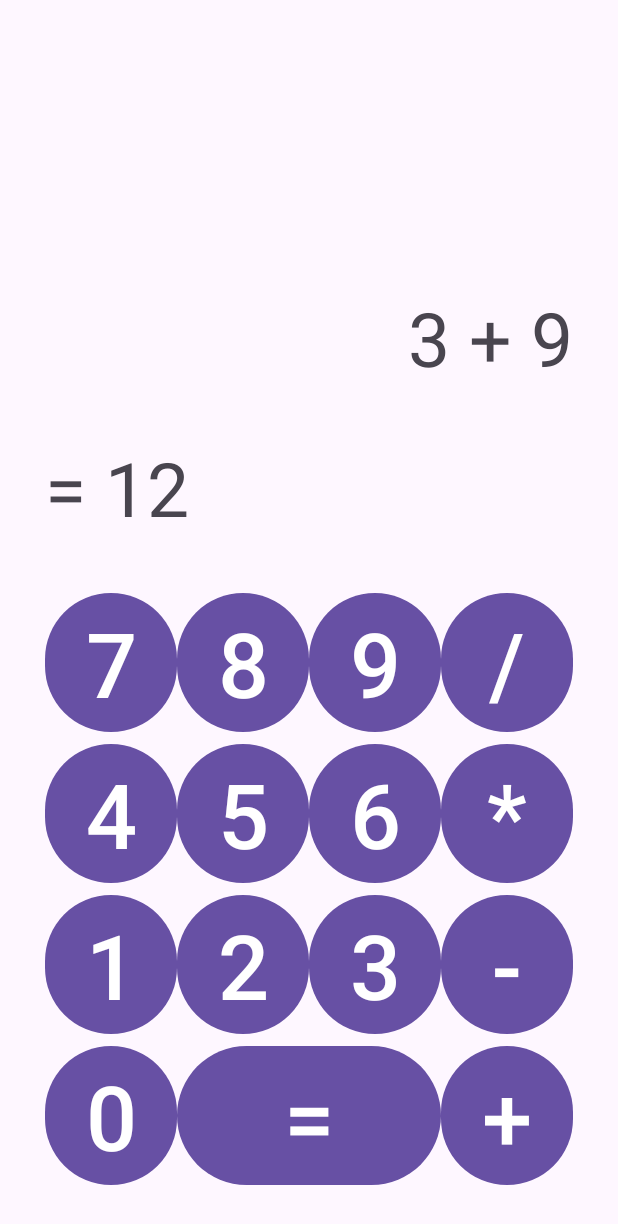
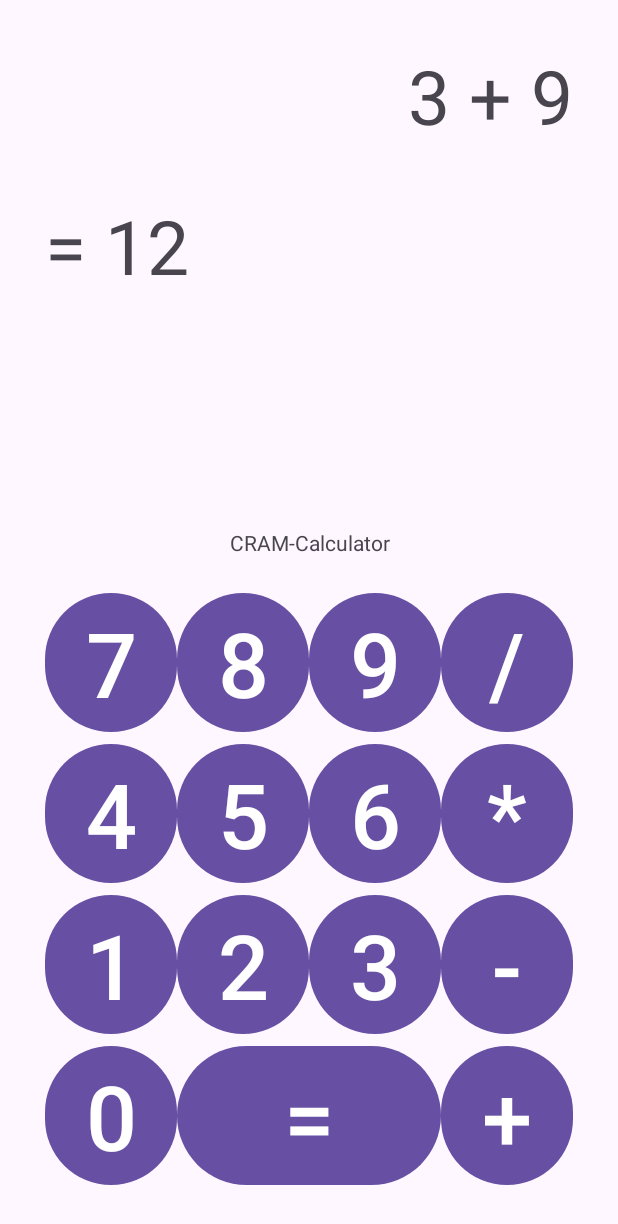
Before and after one commit to CharlsMikhail/PPDM-Practicas, an Android app: the screen it shows after launch (MainActivity), on a phone screen of 412 x 824 dp. Shown: the top 1224 px of the screen. Run offline under Robolectric (Android 15) with nearby library versions, the phone set to English and light mode, and no system bars.

Commit message:
update activity_main.xml, ordenamos, cambiamos de un linear a un relative layout.

```diff
--- a/PRACTICA 3/2_CalculadoraBasica/app/src/main/res/layout/activity_main.xml
+++ b/PRACTICA 3/2_CalculadoraBasica/app/src/main/res/layout/activity_main.xml
@@ -1,21 +1,21 @@
 <?xml version="1.0" encoding="utf-8"?>
-<LinearLayout
-    xmlns:android="http://schemas.android.com/apk/res/android"
+<RelativeLayout xmlns:android="http://schemas.android.com/apk/res/android"
     xmlns:tools="http://schemas.android.com/tools"
     android:id="@+id/main"
     android:layout_width="match_parent"
-    android:layout_height="wrap_content"
-    android:padding="30dp"
+    android:layout_height="match_parent"
     android:layout_gravity="bottom"
     android:orientation="vertical"
+    android:padding="30dp"
     tools:context=".MainActivity">
 
     <TextView
         android:id="@+id/txt_input"
         android:layout_width="match_parent"
         android:layout_height="100dp"
+        android:paddingBottom="30dp"
+        android:text="3 + 9"
         android:textAlignment="textEnd"
-        android:text="3 + 9"
         style="@style/TextEstilo" />
 
 
@@ -25,135 +25,147 @@
         android:layout_height="100dp"
         android:paddingBottom="30dp"
         android:text="= 12"
+        android:layout_below="@id/txt_input"
         style="@style/TextEstilo" />
+
+    <TextView
+        android:id="@+id/txt_name"
+        android:layout_width="match_parent"
+        android:layout_height="wrap_content"
+        android:paddingBottom="20dp"
+        android:text="CRAM-Calculator"
+        android:textAlignment="center"
+        android:layout_above="@id/gd_cal"/>
 
 
     <GridLayout
+        android:id="@+id/gd_cal"
         android:layout_width="match_parent"
         android:layout_height="wrap_content"
         android:columnCount="4"
-        android:rowCount="5">
+        android:rowCount="5"
+        android:layout_alignParentBottom="true">
 
         <Button
             android:id="@+id/btn_7"
+            style="@style/BotonEstilo"
             android:layout_width="wrap_content"
             android:layout_height="wrap_content"
             android:layout_gravity="center"
-            android:text="@string/btn_7"
-            style="@style/BotonEstilo" />
+            android:text="@string/btn_7" />
 
         <Button
             android:id="@+id/btn_8"
+            style="@style/BotonEstilo"
             android:layout_width="wrap_content"
             android:layout_height="wrap_content"
             android:layout_gravity="center"
-            android:text="@string/btn_8"
-            style="@style/BotonEstilo" />
+            android:text="@string/btn_8" />
 
         <Button
             android:id="@+id/btn_9"
+            style="@style/BotonEstilo"
             android:layout_width="wrap_content"
             android:layout_height="wrap_content"
             android:layout_gravity="center"
-            android:text="@string/btn_9"
-            style="@style/BotonEstilo" />
+            android:text="@string/btn_9" />
 
         <Button
             android:id="@+id/btn_div"
+            style="@style/BotonEstilo"
             android:layout_width="wrap_content"
             android:layout_height="wrap_content"
             android:layout_gravity="center"
-            android:text="@string/btn_divide"
-            style="@style/BotonEstilo" />
+            android:text="@string/btn_divide" />
 
         <Button
             android:id="@+id/btn_4"
+            style="@style/BotonEstilo"
             android:layout_width="wrap_content"
             android:layout_height="wrap_content"
             android:layout_gravity="center"
-            android:text="@string/btn_4"
-            style="@style/BotonEstilo" />
+            android:text="@string/btn_4" />
 
         <Button
             android:id="@+id/btn_5"
+            style="@style/BotonEstilo"
             android:layout_width="wrap_content"
             android:layout_height="wrap_content"
             android:layout_gravity="center"
-            android:text="@string/btn_5"
-            style="@style/BotonEstilo" />
+            android:text="@string/btn_5" />
 
         <Button
             android:id="@+id/btn_6"
+            style="@style/BotonEstilo"
             android:layout_width="wrap_content"
             android:layout_height="wrap_content"
             android:layout_gravity="center"
-            android:text="@string/btn_6"
-            style="@style/BotonEstilo" />
+            android:text="@string/btn_6" />
 
         <Button
             android:id="@+id/btn_mul"
+            style="@style/BotonEstilo"
             android:layout_width="wrap_content"
             android:layout_height="wrap_content"
             android:layout_gravity="center"
-            android:text="@string/btn_multiply"
-            style="@style/BotonEstilo" />
+            android:text="@string/btn_multiply" />
 
         <Button
             android:id="@+id/btn_1"
+            style="@style/BotonEstilo"
             android:layout_width="wrap_content"
             android:layout_height="wrap_content"
             android:layout_gravity="center"
-            android:text="@string/btn_1"
-            style="@style/BotonEstilo" />
+            android:text="@string/btn_1" />
 
         <Button
             android:id="@+id/btn_2"
+            style="@style/BotonEstilo"
             android:layout_width="wrap_content"
             android:layout_height="wrap_content"
             android:layout_gravity="center"
-            android:text="@string/btn_2"
-            style="@style/BotonEstilo" />
+            android:text="@string/btn_2" />
 
         <Button
             android:id="@+id/btn_3"
+            style="@style/BotonEstilo"
             android:layout_width="wrap_content"
             android:layout_height="wrap_content"
             android:layout_gravity="center"
-            android:text="@string/btn_3"
-            style="@style/BotonEstilo" />
+            android:text="@string/btn_3" />
 
         <Button
             android:id="@+id/btn_res"
+            style="@style/BotonEstilo"
             android:layout_width="wrap_content"
             android:layout_height="wrap_content"
             android:layout_gravity="center"
-            android:text="@string/btn_subtract"
-            style="@style/BotonEstilo" />
+            android:text="@string/btn_subtract" />
 
         <Button
             android:id="@+id/btn_0"
+            style="@style/BotonEstilo"
             android:layout_width="wrap_content"
             android:layout_height="wrap_content"
-            android:text="@string/btn_0"
-            style="@style/BotonEstilo" />
+            android:text="@string/btn_0" />
 
 
         <Button
             android:id="@+id/btn_equal"
+            style="@style/BotonEstilo"
             android:layout_width="wrap_content"
             android:layout_height="wrap_content"
             android:layout_columnSpan="2"
             android:layout_gravity="fill_horizontal"
-            android:text="@string/btn_equal"
-            style="@style/BotonEstilo" />
+            android:text="@string/btn_equal" />
 
         <Button
             android:id="@+id/btn_sum"
+            style="@style/BotonEstilo"
             android:layout_width="wrap_content"
             android:layout_height="wrap_content"
-            android:text="@string/btn_add"
-            style="@style/BotonEstilo" />
+            android:text="@string/btn_add" />
 
     </GridLayout>
 
-</LinearLayout>
+</RelativeLayout>
```
